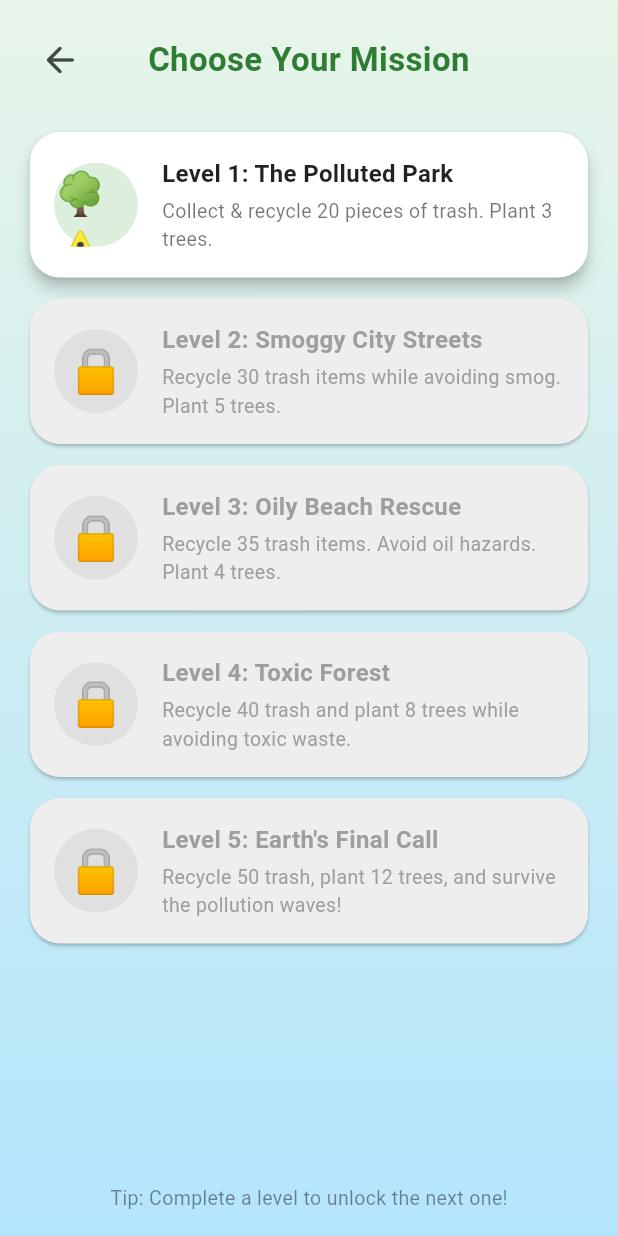
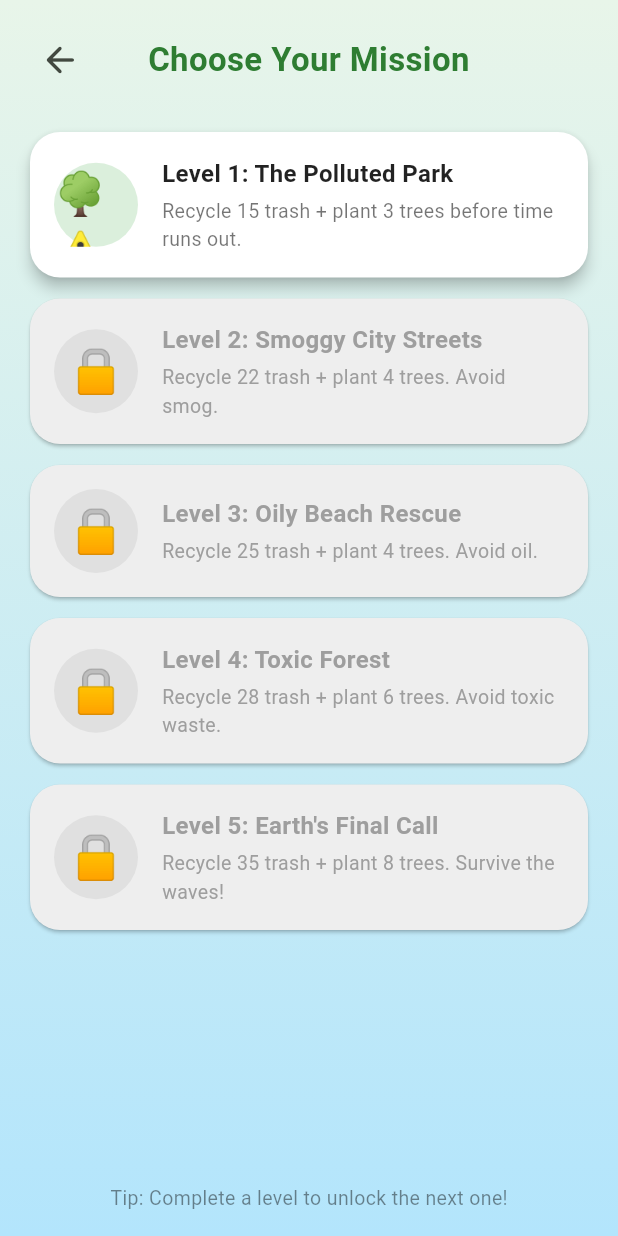
Before and after one commit to Destiny-Ed/Eco-warrior, a Flutter app: the LevelSelectScreen screen opened directly, on a phone screen of 412 x 824 dp. Run offline on Flutter 3.47's test engine with Material 3 defaults, Android fonts, the phone set to English and light mode, and no system bars; our stand-ins replace shared_preferences; missing offline and left inert: flame; accounts and stored records are empty.

Commit message:
Add tutorial overlay, fix HUD under status bar, reduce aggressive spawning, add level themes with environment, obstacles, and countdown timer

```diff
--- a/lib/levels/level_data.dart
+++ b/lib/levels/level_data.dart
@@ -1,5 +1,3 @@
-import 'package:flutter/material.dart';
-
 /// Dynamic Level System
 /// To add a new level simply append a new LevelConfig to [allLevels].
 
@@ -10,6 +8,14 @@ enum TrashType {
   metal,   // Silver/Grey
   paper,   // Yellow/Brown
   organic, // Green
+}
+
+enum LevelTheme {
+  neighborhood, // Level 1 - Park / houses
+  city,         // Level 2 - Streets
+  beach,        // Level 3
+  forest,       // Level 4
+  finalCall,    // Level 5
 }
 
 class LevelConfig {
@@ -28,6 +34,8 @@ class LevelConfig {
   final int initialTrash;
   final Duration spawnInterval;
   final String tip;
+  final LevelTheme theme;
+  final int timeLimitSeconds; // 0 = no timer
 
   const LevelConfig({
     required this.id,
@@ -43,8 +51,10 @@ class LevelConfig {
     this.hazardType,
     this.hazardSpeed = 40,
     this.initialTrash = 6,
-    this.spawnInterval = const Duration(seconds: 4),
+    this.spawnInterval = const Duration(seconds: 6),
     required this.tip,
+    required this.theme,
+    this.timeLimitSeconds = 120,
   });
 }
 
@@ -54,87 +64,97 @@ final List<LevelConfig> allLevels = [
     name: 'The Polluted Park',
     emoji: '🌳⚠️',
     story:
-        'Your neighborhood park was once full of laughter and green grass. Now plastic bottles and cans cover the ground. As a new Eco-Warrior, your first mission is simple but important: pick up trash and take it to the matching recycling bin!',
-    goalDescription: 'Collect & recycle 20 pieces of trash. Plant 3 trees.',
-    trashTarget: 20,
+        'Your neighborhood park was once full of laughter and green grass. Now plastic bottles and cans cover the ground. Pick up trash and take it to the matching recycling bin!',
+    goalDescription: 'Recycle 15 trash + plant 3 trees before time runs out.',
+    trashTarget: 15,
     treesToPlant: 3,
     backgroundColor: const Color(0xFF81C784),
     accentColor: const Color(0xFF4CAF50),
-    initialTrash: 8,
-    spawnInterval: const Duration(seconds: 3),
+    initialTrash: 7,
+    spawnInterval: const Duration(seconds: 7),
     tip: 'Recycling one plastic bottle can save enough energy to power a lightbulb for 3 hours!',
+    theme: LevelTheme.neighborhood,
+    timeLimitSeconds: 90,
   ),
   LevelConfig(
     id: 2,
     name: 'Smoggy City Streets',
     emoji: '🏙️🌫️',
     story:
-        'The city air is thick with smog. Cars and factories have made it hard to breathe. Move carefully, avoid the smog clouds, pick up trash and deliver it to the correct bins!',
-    goalDescription: 'Recycle 30 trash items while avoiding smog. Plant 5 trees.',
-    trashTarget: 30,
-    treesToPlant: 5,
+        'The city air is thick with smog. Avoid hazards, recycle correctly, and clean the streets so kids can play outside again!',
+    goalDescription: 'Recycle 22 trash + plant 4 trees. Avoid smog.',
+    trashTarget: 22,
+    treesToPlant: 4,
     backgroundColor: const Color(0xFF90A4AE),
     accentColor: const Color(0xFF78909C),
     hasHazards: true,
     hazardType: HazardType.smog,
-    hazardSpeed: 50,
-    initialTrash: 10,
-    spawnInterval: const Duration(seconds: 3),
+    hazardSpeed: 45,
+    initialTrash: 8,
+    spawnInterval: const Duration(seconds: 6),
     tip: 'Trees are natural air filters — one mature tree can absorb 48 pounds of CO2 per year!',
+    theme: LevelTheme.city,
+    timeLimitSeconds: 110,
   ),
   LevelConfig(
     id: 3,
     name: 'Oily Beach Rescue',
     emoji: '🏖️🛢️',
     story:
-        'An oil spill has reached the beautiful beach. Sea turtles and fish are in danger. Collect the plastic and take it to the right bins before the tide brings more pollution!',
-    goalDescription: 'Recycle 35 trash items. Avoid oil hazards. Plant 4 trees.',
-    trashTarget: 35,
+        'An oil spill has reached the beautiful beach. Collect plastic and deliver it to the right bins before the tide brings more pollution!',
+    goalDescription: 'Recycle 25 trash + plant 4 trees. Avoid oil.',
+    trashTarget: 25,
     treesToPlant: 4,
     backgroundColor: const Color(0xFF4FC3F7),
     accentColor: const Color(0xFF0288D1),
     hasHazards: true,
     hazardType: HazardType.oil,
     hazardSpeed: 35,
-    initialTrash: 12,
-    spawnInterval: const Duration(seconds: 2),
+    initialTrash: 9,
+    spawnInterval: const Duration(seconds: 5),
     tip: 'It can take up to 450 years for a plastic bottle to break down in the ocean.',
+    theme: LevelTheme.beach,
+    timeLimitSeconds: 120,
   ),
   LevelConfig(
     id: 4,
     name: 'Toxic Forest',
     emoji: '🌲💣',
     story:
-        'Illegal dumping has poisoned the forest. Toxic barrels are leaking. Carefully remove the toxic waste by recycling correctly and plant trees to bring life back!',
-    goalDescription: 'Recycle 40 trash and plant 8 trees while avoiding toxic waste.',
-    trashTarget: 40,
-    treesToPlant: 8,
+        'Illegal dumping has poisoned the forest. Carefully recycle the waste and plant trees to bring life back!',
+    goalDescription: 'Recycle 28 trash + plant 6 trees. Avoid toxic waste.',
+    trashTarget: 28,
+    treesToPlant: 6,
     backgroundColor: const Color(0xFF66BB6A),
     accentColor: const Color(0xFF2E7D32),
     hasHazards: true,
     hazardType: HazardType.toxic,
-    hazardSpeed: 45,
-    initialTrash: 10,
-    spawnInterval: const Duration(seconds: 3),
-    tip: 'Forests are home to 80% of the world\'s land animals and plants. Protecting them protects life!',
+    hazardSpeed: 40,
+    initialTrash: 9,
+    spawnInterval: const Duration(seconds: 5),
+    tip: 'Forests are home to 80% of the world\'s land animals and plants.',
+    theme: LevelTheme.forest,
+    timeLimitSeconds: 130,
   ),
   LevelConfig(
     id: 5,
     name: "Earth's Final Call",
     emoji: '🌍🚀',
     story:
-        'This is it! Pollution has reached a critical point. Only the bravest Eco-Warrior can clean the mega-mess, recycle everything correctly, plant forests of hope, and inspire the world.',
-    goalDescription: 'Recycle 50 trash, plant 12 trees, and survive the pollution waves!',
-    trashTarget: 50,
-    treesToPlant: 12,
+        'Pollution has reached a critical point. Clean the mega-mess, recycle everything correctly, plant forests of hope, and finish before time runs out!',
+    goalDescription: 'Recycle 35 trash + plant 8 trees. Survive the waves!',
+    trashTarget: 35,
+    treesToPlant: 8,
     backgroundColor: const Color(0xFF26A69A),
     accentColor: const Color(0xFF00695C),
     hasHazards: true,
     hazardType: HazardType.toxic,
-    hazardSpeed: 60,
-    initialTrash: 15,
-    spawnInterval: const Duration(seconds: 2),
-    tip: 'Every action counts. You are the hero the planet needs. Keep going!',
+    hazardSpeed: 55,
+    initialTrash: 11,
+    spawnInterval: const Duration(seconds: 4),
+    tip: 'Every action counts. You are the hero the planet needs!',
+    theme: LevelTheme.finalCall,
+    timeLimitSeconds: 150,
   ),
 ];
 
```
Also changed, not shown: lib/components/environment.dart (added, +221 -0 lines).
